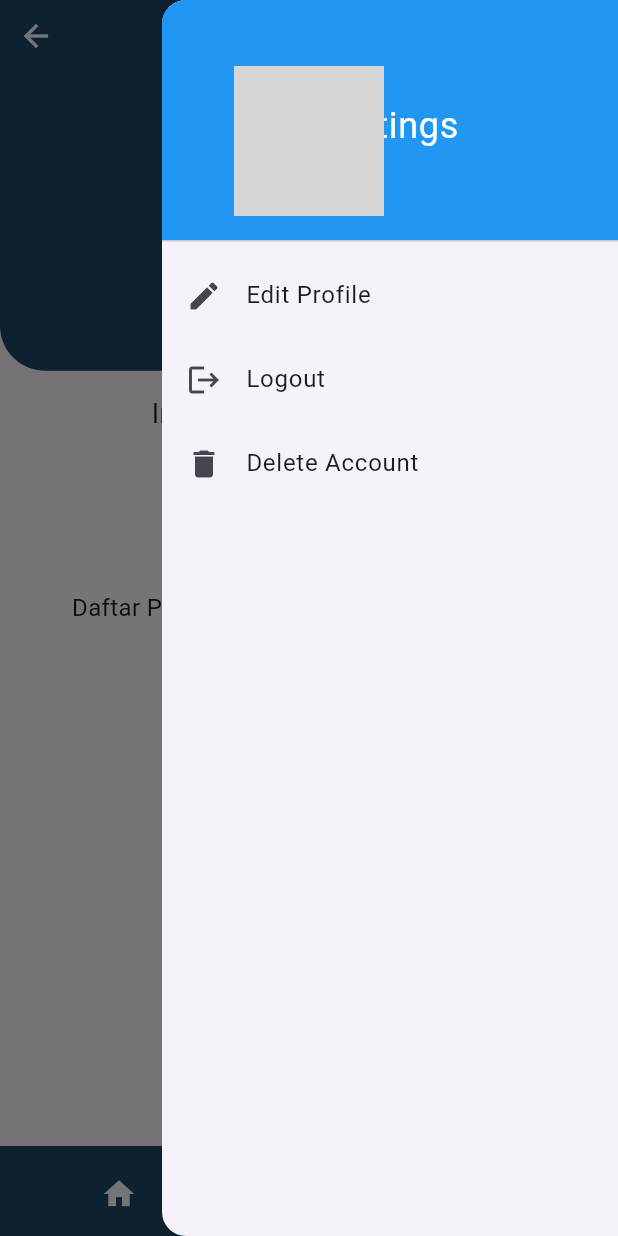
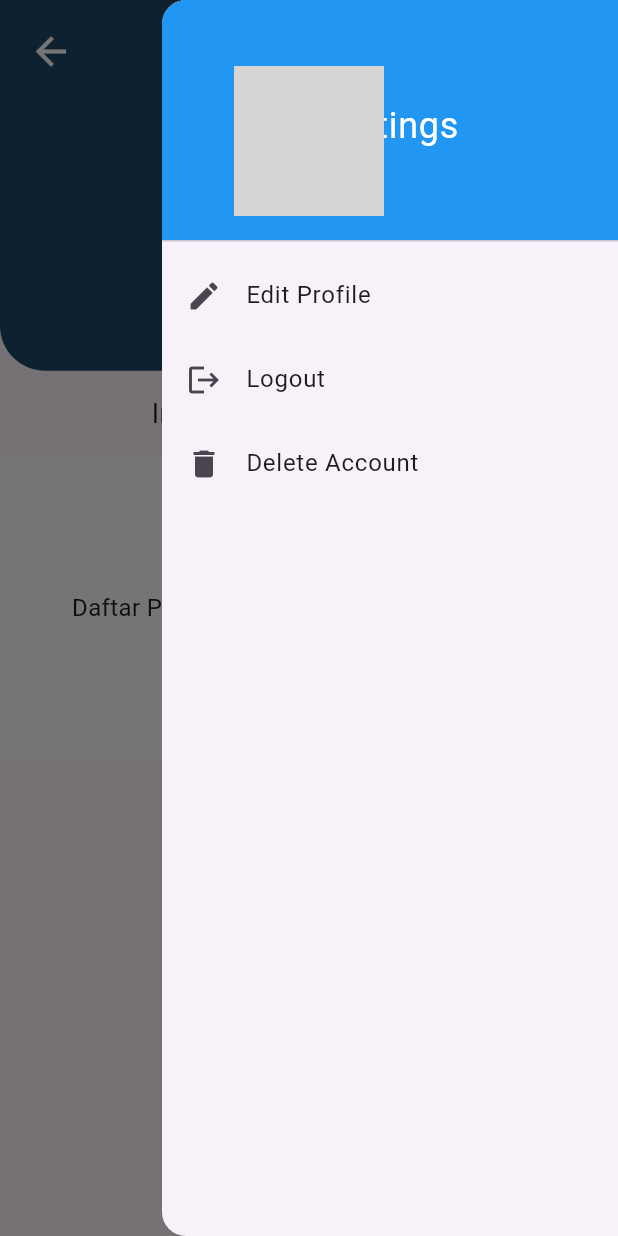
Before and after one commit to ArvinSaskoro/PA_Mobile_TikiTaka, a Flutter app: the OtherProfilePage screen opened by its route, with the side drawer open, on a phone screen of 412 x 824 dp. Run offline on Flutter 3.47's test engine with Material 3 defaults, Android fonts, the phone set to English and light mode, and no system bars; our stand-ins replace introduction_screen; missing offline and left inert: flutter_dropzone; network calls fail; grey boxes are pictures that could not be loaded.

Commit message:
update route

```diff
--- a/lib/beranda.dart
+++ b/lib/beranda.dart
@@ -19,6 +19,7 @@ class _berandaState extends State<beranda> {
 
     return Scaffold(
       appBar: AppBar(
+        automaticallyImplyLeading: false,
         backgroundColor: Colors.grey[400],
         title: Row(
         children: [
@@ -33,6 +34,7 @@ class _berandaState extends State<beranda> {
           IconButton(
             icon: Icon(Icons.search),
             onPressed: () {
+              Navigator.pushNamed(context, '/search');
               // Implement search functionality here
             },
           ),
--- a/lib/other_profile_page.dart
+++ b/lib/other_profile_page.dart
@@ -41,12 +41,16 @@ class OtherProfilePage extends StatelessWidget {
               ),
             ),
             Positioned(
-              top: 0,
-              left: 0,
+              top: 10,
+              left: 10,
               child: IconButton(
-                icon: Icon(Icons.arrow_back, color: Colors.white),
+                icon: Icon(
+                  Icons.arrow_back,
+                  color: Colors.white,
+                  size: 30,
+                ),
                 onPressed: () {
-                  // Tambahkan logika untuk kembali ke halaman sebelumnya
+                  Navigator.pushNamed(context, '/search');
                 },
               ),
             ),
@@ -125,35 +129,35 @@ class OtherProfilePage extends StatelessWidget {
           ),
         ],
       ),
-      bottomNavigationBar: BottomAppBar(
-        height: 60,
-        color: Color.fromARGB(255, 29, 72, 106),
-        child: Row(
-          mainAxisAlignment: MainAxisAlignment.spaceAround,
-          children: [
-            IconButton(
-              icon: Icon(Icons.home, color: Colors.white),
-              onPressed: () {
-                // Tambahkan logika untuk navigasi ke halaman beranda
-                Navigator.pushNamed(context, '/beranda');
-              },
-            ),
-            IconButton(
-              icon: Icon(Icons.add_circle, color: Colors.white),
-              onPressed: () {
-                // Tambahkan logika untuk menambahkan postingan
-                Navigator.pushNamed(context, '/addContent');
-              },
-            ),
-            IconButton(
-              icon: Icon(Icons.account_circle, color: Colors.white),
-              onPressed: () {
-                Navigator.pushNamed(context, '/profile');
-              },
-            ),
-          ],
-        ),
-      ),
+      // bottomNavigationBar: BottomAppBar(
+      //   height: 60,
+      //   color: Color.fromARGB(255, 29, 72, 106),
+      //   child: Row(
+      //     mainAxisAlignment: MainAxisAlignment.spaceAround,
+      //     children: [
+      //       IconButton(
+      //         icon: Icon(Icons.home, color: Colors.white),
+      //         onPressed: () {
+      //           // Tambahkan logika untuk navigasi ke halaman beranda
+      //           Navigator.pushNamed(context, '/beranda');
+      //         },
+      //       ),
+      //       IconButton(
+      //         icon: Icon(Icons.add_circle, color: Colors.white),
+      //         onPressed: () {
+      //           // Tambahkan logika untuk menambahkan postingan
+      //           Navigator.pushNamed(context, '/addContent');
+      //         },
+      //       ),
+      //       IconButton(
+      //         icon: Icon(Icons.account_circle, color: Colors.white),
+      //         onPressed: () {
+      //           Navigator.pushNamed(context, '/profile');
+      //         },
+      //       ),
+      //     ],
+      //   ),
+      // ),
     );
   }
 }
--- a/lib/signin_page.dart
+++ b/lib/signin_page.dart
@@ -169,7 +169,7 @@ class _SignInState extends State<SignIn> {
                     ),
                   ),
                   onPressed: () {
-                    Navigator.pushNamed(context, '/beranda');
+                    Navigator.pushNamed(context, '/bottomnav');
                   },
                   child: const Text(
                     "Sign In",
--- a/lib/signup_page.dart
+++ b/lib/signup_page.dart
@@ -176,7 +176,7 @@ class _SignUpState extends State<SignUp> {
                 ),
               ),
             ),
-            SizedBox(height: 70),
+            SizedBox(height: 50),
             // button bawah
             Row(
               mainAxisAlignment: MainAxisAlignment.center,
--- a/lib/splash_page.dart
+++ b/lib/splash_page.dart
@@ -57,7 +57,7 @@ class _SplashScreenState extends State<SplashScreen> {
               SizedBox(height: 30),
               ElevatedButton(
                 onPressed: () {
-                  Navigator.pushNamed(context, '/introduction');
+                  Navigator.pushNamed(context, '/bottomnav');
                 },
                 style: ButtonStyle(
                   backgroundColor: MaterialStateProperty.all<Color>(
```
Also changed, not shown: lib/add_content_page.dart (+34 -34 lines), lib/bottomnav.dart (+25 -21 lines), lib/profile_page.dart (+29 -29 lines), lib/searching_page.dart (+79 -28 lines).
